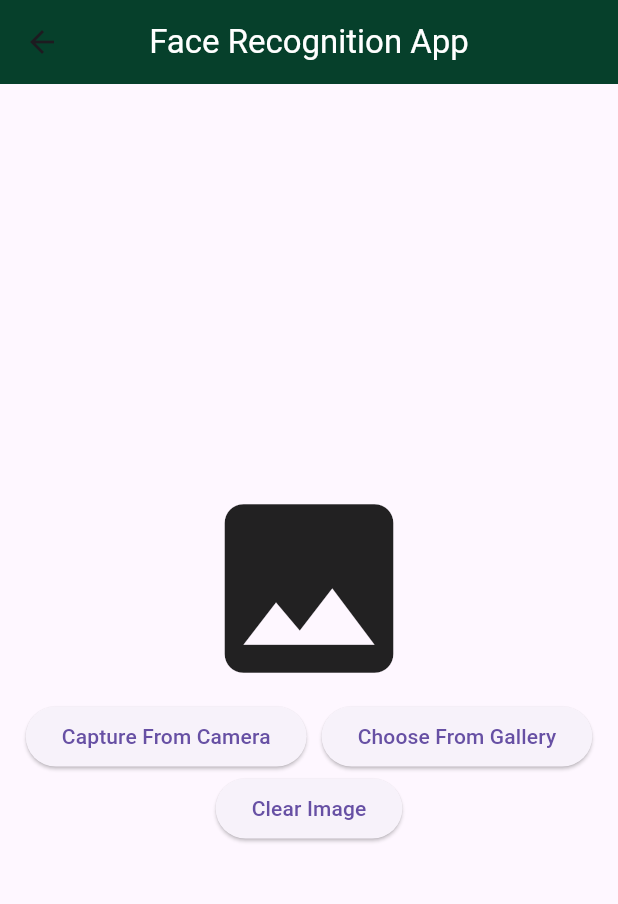
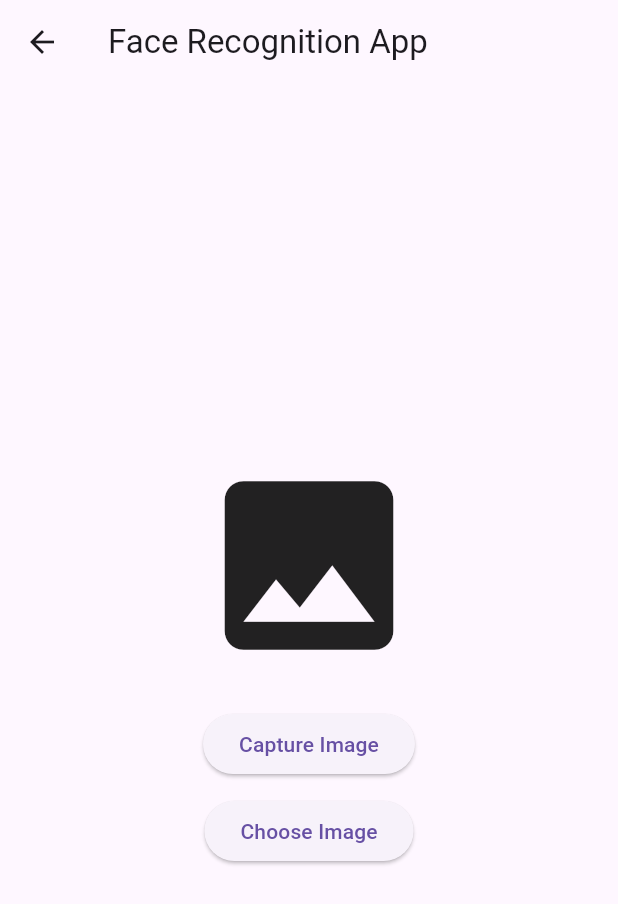
Before and after one commit to ahmedsaadbadawy/InternIntelligence_Face_Detection_App, a Flutter app: the screen it shows after launch, after a tap on "Go Recognize", on a phone screen of 412 x 824 dp. Shown: the top 904 px of the screen. Run offline on Flutter 3.47's test engine with Material 3 defaults, Android fonts, the light colour scheme and no system bars; our stand-ins replace image_picker, permission_handler, sqflite; missing offline and left inert: google_mlkit_face_detection; accounts and stored records are empty.

Commit message:
- face_recognition_app V2.0 Done. - Update the ChooseOrCapturePicture screen.

```diff
--- a/lib/pages/choose_or_capture_picture.dart
+++ b/lib/pages/choose_or_capture_picture.dart
@@ -2,8 +2,12 @@ import 'dart:io';
 import 'package:flutter/material.dart';
 import 'package:image_picker/image_picker.dart';
 import 'package:google_mlkit_face_detection/google_mlkit_face_detection.dart';
+import 'package:permission_handler/permission_handler.dart';
 import 'dart:ui' as ui;
 import '../widgets/face_painter.dart';
+import '../database/database_helper.dart';
+import '../models/face_model.dart';
+import '../utils/image_utils.dart';
 
 class ChooseOrCapturePicture extends StatefulWidget {
   const ChooseOrCapturePicture({super.key});
@@ -17,19 +21,34 @@ class ChooseOrCapturePictureState extends State<ChooseOrCapturePicture> {
   final ImagePicker _picker = ImagePicker();
   List<Face> _faces = [];
   ui.Image? _imageUi;
-  bool _isLoading = false;
+  final TextEditingController _nameController = TextEditingController();
 
-  // Choose or capture image
+  @override
+  void initState() {
+    super.initState();
+    requestPermissions();
+  }
+
+  Future<void> requestPermissions() async {
+    PermissionStatus cameraStatus = await Permission.camera.request();
+    PermissionStatus storageStatus = await Permission.storage.request();
+
+    if (!cameraStatus.isGranted || !storageStatus.isGranted) {
+      if (!mounted) return;
+      ScaffoldMessenger.of(context).showSnackBar(
+        const SnackBar(content: Text("Permissions not granted!")),
+      );
+    }
+  }
+
   Future<void> chooseOrCaptureImage(ImageSource source) async {
     final XFile? image = await _picker.pickImage(source: source);
     if (image != null) {
-      setState(() => _isLoading = true);
       final File imageFile = File(image.path);
       await detectFaces(imageFile);
     }
   }
 
-  // Detect faces using Google ML Kit
   Future<void> detectFaces(File imageFile) async {
     final inputImage = InputImage.fromFile(imageFile);
     final faceDetector = FaceDetector(
@@ -41,107 +60,110 @@ class ChooseOrCapturePictureState extends State<ChooseOrCapturePicture> {
     );
 
     final List<Face> faces = await faceDetector.processImage(inputImage);
-    await faceDetector.close(); // Close detector to free resources
+    await faceDetector.close();
 
-    setState(() {
-      _image = imageFile;
-      _faces = faces;
-      _isLoading = false;
-    });
+    if (!mounted) return;
 
-    await loadImage(imageFile);
+    if (faces.isNotEmpty) {
+      final uiImage = await ImageUtils.loadImage(imageFile);
+      if (!mounted)
+        return; // Ensure the widget is still mounted after async operation
+      setState(() {
+        _image = imageFile;
+        _faces = [faces.first]; // Keep only ONE face
+        _imageUi = uiImage;
+      });
+    } else {
+      setState(() {
+        _image = null;
+        _faces = [];
+      });
+
+      ScaffoldMessenger.of(context).showSnackBar(
+        const SnackBar(content: Text("No face detected! Try again.")),
+      );
+    }
   }
 
-  // Load image for display
-  Future<void> loadImage(File file) async {
-    final data = await file.readAsBytes();
-    await decodeImageFromList(data).then((value) {
-      setState(() => _imageUi = value);
-    });
+  Future<void> saveFace() async {
+    if (_image != null && _nameController.text.isNotEmpty) {
+      final face = FaceModel(
+        name: _nameController.text,
+        imagePath: _image!.path,
+      );
+
+      await DatabaseHelper.instance.insertFace(face);
+
+      if (!mounted) return;
+
+      ScaffoldMessenger.of(context).showSnackBar(
+        SnackBar(content: Text("${_nameController.text} saved!")),
+      );
+
+      clearImage();
+    } else {
+      ScaffoldMessenger.of(context).showSnackBar(
+        const SnackBar(content: Text("Please enter a name first!")),
+      );
+    }
   }
 
-  // Clear image and reset faces
+  @override
+  Widget build(BuildContext context) {
+    return Scaffold(
+      appBar: AppBar(title: const Text('Face Recognition App')),
+      body: Column(
+        mainAxisAlignment: MainAxisAlignment.center,
+        crossAxisAlignment: CrossAxisAlignment.center,
+        children: [
+          if (_image != null)
+            Center(
+              child: CustomPaint(
+                size: const Size(150, 150),
+                painter:
+                    _imageUi != null ? FacePainter(_imageUi!, _faces) : null,
+              ),
+            )
+          else
+            Center(child: const Icon(Icons.image, size: 150)),
+          const SizedBox(height: 20),
+          if (_faces.isEmpty) ...[
+            ElevatedButton(
+              onPressed: () => chooseOrCaptureImage(ImageSource.camera),
+              child: const Text("Capture Image"),
+            ),
+            const SizedBox(height: 10),
+            ElevatedButton(
+              onPressed: () => chooseOrCaptureImage(ImageSource.gallery),
+              child: const Text("Choose Image"),
+            ),
+          ] else if (_faces.isNotEmpty) ...[
+            TextField(
+              controller: _nameController,
+              decoration: const InputDecoration(labelText: 'Enter Name'),
+            ),
+            const SizedBox(height: 20),
+            ElevatedButton(
+              onPressed: () => saveFace(),
+              child: const Text("Save Face"),
+            ),
+            const SizedBox(height: 10),
+            ElevatedButton(
+              onPressed: clearImage,
+              child: const Text("Clear Image"),
+            ),
+          ]
+        ],
+      ),
+    );
+  }
+
   void clearImage() {
     setState(() {
       _image = null;
       _faces = [];
       _imageUi = null;
+      _nameController.clear();
     });
   }
-
-  @override
-  Widget build(BuildContext context) {
-    return Scaffold(
-      appBar: AppBar(
-        title: const Text(
-          'Face Recognition App',
-          style: TextStyle(color: Colors.white),
-        ),
-        centerTitle: true,
-        backgroundColor: const Color(0xFF06402b),
-      ),
-      body: Center(
-        child: Column(
-          mainAxisAlignment: MainAxisAlignment.center,
-          children: [
-            buildFaceDetectionInfo(),
-            buildImageDisplay(),
-            _isLoading ? const CircularProgressIndicator() : buildControlButtons(),
-            buildClearButton(),
-          ],
-        ),
-      ),
-    );
-  }
-
-  Widget buildFaceDetectionInfo() {
-    return _faces.isNotEmpty
-        ? Text(
-            'Faces Detected: ${_faces.length}',
-            style: const TextStyle(fontSize: 24, fontWeight: FontWeight.bold),
-          )
-        : Container();
-  }
-
-  Widget buildImageDisplay() {
-    return _image != null
-        ? SizedBox(
-            width: 300,
-            height: 300,
-            child: Stack(
-              children: [
-                Image.file(_image!), // Display image
-                CustomPaint(
-                  painter: _imageUi != null ? FacePainter(_imageUi!, _faces) : null,
-                  child: Container(),
-                ),
-              ],
-            ),
-          )
-        : const Icon(Icons.image, size: 150);
-  }
-
-  Widget buildControlButtons() {
-    return Row(
-      mainAxisAlignment: MainAxisAlignment.center,
-      children: [
-        ElevatedButton(
-          onPressed: () => chooseOrCaptureImage(ImageSource.camera),
-          child: const Text('Capture From Camera'),
-        ),
-        const SizedBox(width: 10),
-        ElevatedButton(
-          onPressed: () => chooseOrCaptureImage(ImageSource.gallery),
-          child: const Text('Choose From Gallery'),
-        ),
-      ],
-    );
-  }
-
-  Widget buildClearButton() {
-    return ElevatedButton(
-      onPressed: clearImage,
-      child: const Text('Clear Image'),
-    );
-  }
 }
--- a/lib/utils/image_utils.dart
+++ b/lib/utils/image_utils.dart
@@ -0,0 +1,10 @@
+import 'dart:io';
+import 'dart:ui' as ui;
+import 'package:flutter/material.dart';
+
+class ImageUtils {
+  static Future<ui.Image> loadImage(File file) async {
+    final data = await file.readAsBytes();
+    return await decodeImageFromList(data);
+  }
+}
```
